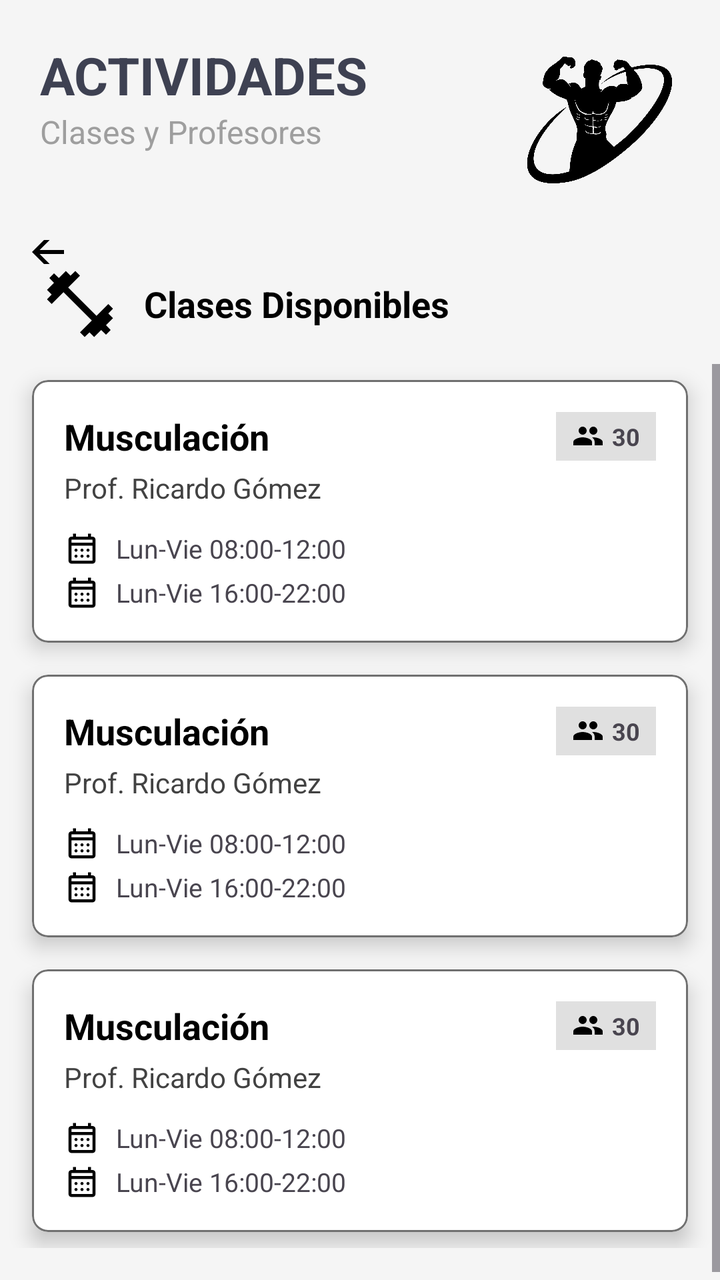
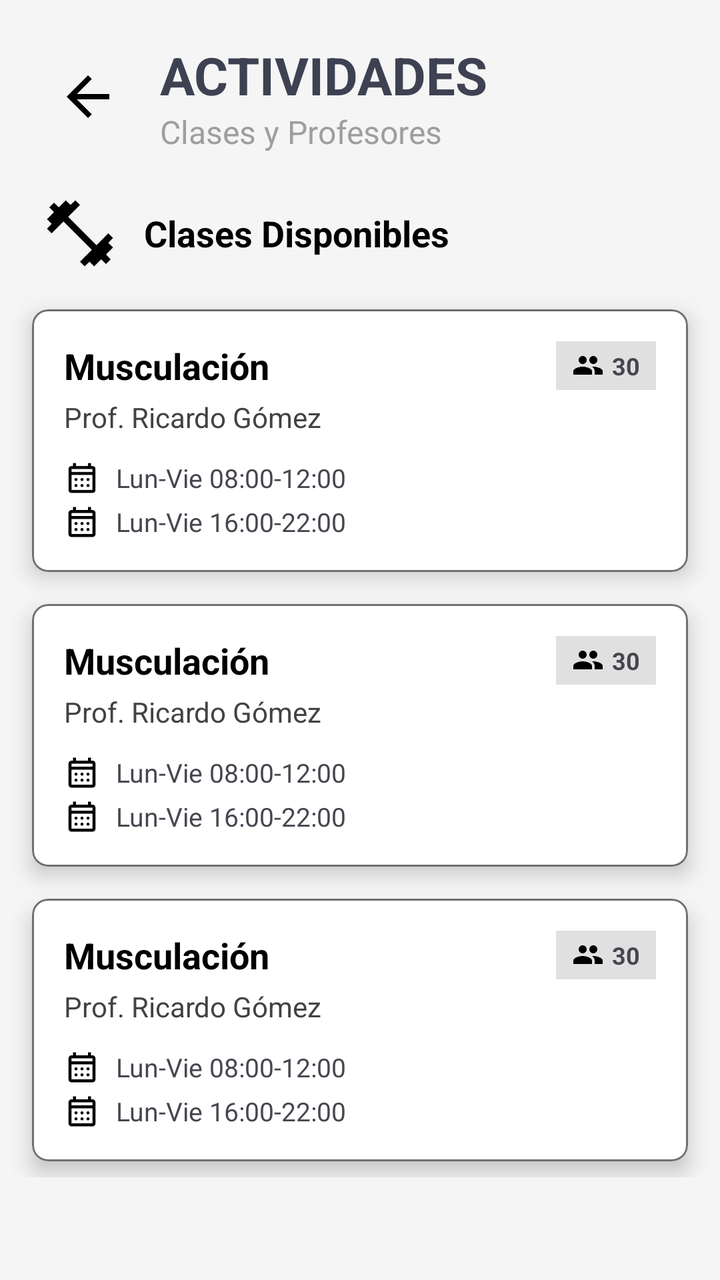

Compare the two renders of this Android layout. The source of the first and the diff that turns it into the second are given below.
<!-- AndroidManifest.xml: application theme Theme.ClubDeportivoDAM -->
<!-- res/layout/activity_actividades.xml -->
<?xml version="1.0" encoding="utf-8"?>
<LinearLayout xmlns:android="http://schemas.android.com/apk/res/android"
    android:layout_width="match_parent"
    android:layout_height="match_parent"
    android:background="#F5F5F5"
    android:orientation="vertical">

    <RelativeLayout
        android:layout_width="match_parent"
        android:layout_height="wrap_content"
        android:padding="20dp">

        <LinearLayout
            android:layout_width="wrap_content"
            android:layout_height="wrap_content"
            android:orientation="vertical">

            <TextView
                android:layout_width="wrap_content"
                android:layout_height="wrap_content"
                android:text="ACTIVIDADES"
                android:textColor="#3E4152"
                android:textSize="26sp"
                android:textStyle="bold" />



            <TextView
                android:layout_width="wrap_content"
                android:layout_height="wrap_content"
                android:text="Clases y Profesores"
                android:textColor="#9E9E9E"
                android:textSize="16sp" />
        </LinearLayout>

        <ImageView
            android:layout_width="80dp"
            android:layout_height="80dp"
            android:layout_alignParentEnd="true"
            android:src="@drawable/logo_gym" />
    </RelativeLayout>

    <ImageButton
        android:id="@+id/btnBackToPanel"
        android:layout_width="48dp"
        android:layout_height="12dp"
        android:src="@drawable/ic_arrow_back"
        android:background="?attr/selectableItemBackgroundBorderless" />

    <LinearLayout
        android:layout_width="match_parent"
        android:layout_height="wrap_content"
        android:gravity="center_vertical"
        android:paddingHorizontal="20dp"
        android:layout_marginBottom="10dp">

        <ImageView
            android:layout_width="40dp"
            android:layout_height="40dp"
            android:src="@drawable/ic_pesas" /> <TextView
        android:layout_width="wrap_content"
        android:layout_height="wrap_content"
        android:layout_marginStart="12dp"
        android:text="Clases Disponibles"
        android:textColor="#000000"
        android:textSize="18sp"
        android:textStyle="bold" />
    </LinearLayout>

    <ScrollView
        android:layout_width="match_parent"
        android:layout_height="match_parent">

        <LinearLayout
            android:layout_width="match_parent"
            android:layout_height="wrap_content"
            android:orientation="vertical"
            android:paddingBottom="20dp">

            <include layout="@layout/view_card_activity" />
            <include layout="@layout/view_card_activity" />
            <include layout="@layout/view_card_activity"  />

        </LinearLayout>
    </ScrollView>

</LinearLayout>
<!-- res/layout/view_card_activity.xml (included above) -->
<?xml version="1.0" encoding="utf-8"?>
<com.google.android.material.card.MaterialCardView
    xmlns:android="http://schemas.android.com/apk/res/android"
    xmlns:app="http://schemas.android.com/apk/res-auto"
    android:layout_width="match_parent"
    android:layout_height="wrap_content"
    android:layout_marginHorizontal="16dp"
    android:layout_marginVertical="8dp"
    app:cardBackgroundColor="@android:color/white"
    app:cardCornerRadius="8dp"
    app:cardElevation="6dp"
    app:strokeColor="#707070"
    app:strokeWidth="1dp">

    <LinearLayout
        android:layout_width="match_parent"
        android:layout_height="wrap_content"
        android:orientation="vertical"
        android:padding="16dp">

        <RelativeLayout
            android:layout_width="match_parent"
            android:layout_height="wrap_content">

            <TextView
                android:id="@+id/tvTituloActividad"
                android:layout_width="wrap_content"
                android:layout_height="wrap_content"
                android:text="Musculación"
                android:textColor="#000000"
                android:textSize="18sp"
                android:textStyle="bold" />

            <LinearLayout
                android:layout_width="wrap_content"
                android:layout_height="wrap_content"
                android:layout_alignParentEnd="true"
                android:background="#E0E0E0"
                android:gravity="center"
                android:paddingHorizontal="8dp"
                android:paddingVertical="4dp">

                <ImageView
                    android:layout_width="16dp"
                    android:layout_height="16dp"
                    android:src="@drawable/baseline_people_24" /> <TextView
                android:layout_width="wrap_content"
                android:layout_height="wrap_content"
                android:layout_marginStart="4dp"
                android:text="30"
                android:textSize="12sp"
                android:textStyle="bold" />
            </LinearLayout>
        </RelativeLayout>

        <TextView
            android:layout_width="wrap_content"
            android:layout_height="wrap_content"
            android:layout_marginTop="4dp"
            android:text="Prof. Ricardo Gómez"
            android:textColor="#424242"
            android:textSize="14sp" />

        <LinearLayout
            android:layout_width="match_parent"
            android:layout_height="wrap_content"
            android:layout_marginTop="12dp"
            android:orientation="horizontal"
            android:gravity="center_vertical">

            <ImageView
                android:layout_width="18dp"
                android:layout_height="18dp"
                android:src="@drawable/ic_calendar" />

            <TextView
                android:layout_width="wrap_content"
                android:layout_height="wrap_content"
                android:layout_marginStart="8dp"
                android:text="Lun-Vie 08:00-12:00"
                android:textSize="13sp" />
        </LinearLayout>

        <LinearLayout
            android:layout_width="match_parent"
            android:layout_height="wrap_content"
            android:layout_marginTop="4dp"
            android:orientation="horizontal"
            android:gravity="center_vertical">

            <ImageView
                android:layout_width="18dp"
                android:layout_height="18dp"
                android:src="@drawable/ic_calendar" />

            <TextView
                android:layout_width="wrap_content"
                android:layout_height="wrap_content"
                android:layout_marginStart="8dp"
                android:text="Lun-Vie 16:00-22:00"
                android:textSize="13sp" />
        </LinearLayout>

    </LinearLayout>
</com.google.android.material.card.MaterialCardView>
<!-- resources referenced by this layout -->
<resources>
  <!-- drawable baseline_people_24 (drawable) -->
  <vector xmlns:android="http://schemas.android.com/apk/res/android" android:height="24dp" android:tint="#000000" android:viewportHeight="24" android:viewportWidth="24" android:width="24dp">
        
      <path android:fillColor="@android:color/white" android:pathData="M16,11c1.66,0 2.99,-1.34 2.99,-3S17.66,5 16,5c-1.66,0 -3,1.34 -3,3s1.34,3 3,3zM8,11c1.66,0 2.99,-1.34 2.99,-3S9.66,5 8,5C6.34,5 5,6.34 5,8s1.34,3 3,3zM8,13c-2.33,0 -7,1.17 -7,3.5L1,19h14v-2.5c0,-2.33 -4.67,-3.5 -7,-3.5zM16,13c-0.29,0 -0.62,0.02 -0.97,0.05 1.16,0.84 1.97,1.97 1.97,3.45L17,19h6v-2.5c0,-2.33 -4.67,-3.5 -7,-3.5z"/>
      
  </vector>
  <!-- drawable ic_arrow_back (drawable) -->
  <vector xmlns:android="http://schemas.android.com/apk/res/android" android:autoMirrored="true" android:height="24dp" android:tint="#000000" android:viewportHeight="960" android:viewportWidth="960" android:width="24dp">
        
      <path android:fillColor="@android:color/white" android:pathData="M313,520L537,744L480,800L160,480L480,160L537,216L313,440L800,440L800,520L313,520Z"/>
      
  </vector>
  <!-- drawable ic_calendar (drawable) -->
  <vector xmlns:android="http://schemas.android.com/apk/res/android" android:height="24dp" android:tint="#000000" android:viewportHeight="960" android:viewportWidth="960" android:width="24dp">
        
      <path android:fillColor="@android:color/white" android:pathData="M200,880Q167,880 143.5,856.5Q120,833 120,800L120,240Q120,207 143.5,183.5Q167,160 200,160L240,160L240,80L320,80L320,160L640,160L640,80L720,80L720,160L760,160Q793,160 816.5,183.5Q840,207 840,240L840,800Q840,833 816.5,856.5Q793,880 760,880L200,880ZM200,800L760,800Q760,800 760,800Q760,800 760,800L760,400L200,400L200,800Q200,800 200,800Q200,800 200,800ZM200,320L760,320L760,240Q760,240 760,240Q760,240 760,240L200,240Q200,240 200,240Q200,240 200,240L200,320ZM200,320L200,240Q200,240 200,240Q200,240 200,240L200,240Q200,240 200,240Q200,240 200,240L200,320ZM480,560Q463,560 451.5,548.5Q440,537 440,520Q440,503 451.5,491.5Q463,480 480,480Q497,480 508.5,491.5Q520,503 520,520Q520,537 508.5,548.5Q497,560 480,560ZM291.5,548.5Q280,537 280,520Q280,503 291.5,491.5Q303,480 320,480Q337,480 348.5,491.5Q360,503 360,520Q360,537 348.5,548.5Q337,560 320,560Q303,560 291.5,548.5ZM640,560Q623,560 611.5,548.5Q600,537 600,520Q600,503 611.5,491.5Q623,480 640,480Q657,480 668.5,491.5Q680,503 680,520Q680,537 668.5,548.5Q657,560 640,560ZM480,720Q463,720 451.5,708.5Q440,697 440,680Q440,663 451.5,651.5Q463,640 480,640Q497,640 508.5,651.5Q520,663 520,680Q520,697 508.5,708.5Q497,720 480,720ZM291.5,708.5Q280,697 280,680Q280,663 291.5,651.5Q303,640 320,640Q337,640 348.5,651.5Q360,663 360,680Q360,697 348.5,708.5Q337,720 320,720Q303,720 291.5,708.5ZM640,720Q623,720 611.5,708.5Q600,697 600,680Q600,663 611.5,651.5Q623,640 640,640Q657,640 668.5,651.5Q680,663 680,680Q680,697 668.5,708.5Q657,720 640,720Z"/>
      
  </vector>
  <!-- drawable ic_pesas (drawable) -->
  <vector xmlns:android="http://schemas.android.com/apk/res/android" android:height="24dp" android:tint="#000000" android:viewportHeight="960" android:viewportWidth="960" android:width="24dp">
        
      <path android:fillColor="@android:color/white" android:pathData="M536,876L480,820L622,678L282,338L140,480L84,424L140,366L84,310L168,226L112,168L168,112L226,168L310,84L366,140L424,84L480,140L338,282L678,622L820,480L876,536L820,594L876,650L792,734L848,792L792,848L734,792L650,876L594,820L536,876Z"/>
      
  </vector>
  <!-- drawable logo_gym: png bitmap (drawable, 66288 bytes) -->
  <style name="Theme.ClubDeportivoDAM" parent="Base.Theme.ClubDeportivoDAM" />
  <style name="Base.Theme.ClubDeportivoDAM" parent="Theme.Material3.DayNight.NoActionBar">
          
          
      </style>
</resources>

<!-- the commit's change to res/layout/activity_actividades.xml (unified diff, before → after) -->
@@ -10,9 +10,24 @@
         android:layout_height="wrap_content"
         android:padding="20dp">
 
+        <ImageButton
+            android:id="@+id/btnBackToPanel"
+            android:layout_width="48dp"
+            android:layout_height="48dp"
+            android:layout_alignParentStart="true"
+            android:layout_centerVertical="true"
+            android:background="?attr/selectableItemBackgroundBorderless"
+            android:contentDescription="Volver"
+            android:padding="8dp"
+            android:scaleType="fitCenter"
+            android:src="@drawable/ic_arrow_back" />
+
         <LinearLayout
             android:layout_width="wrap_content"
             android:layout_height="wrap_content"
+            android:layout_toEndOf="@id/btnBackToPanel"
+            android:layout_centerVertical="true"
+            android:layout_marginStart="12dp"
             android:orientation="vertical">
 
             <TextView
@@ -23,8 +38,6 @@
                 android:textSize="26sp"
                 android:textStyle="bold" />
 
-
-
             <TextView
                 android:layout_width="wrap_content"
                 android:layout_height="wrap_content"
@@ -33,19 +46,9 @@
                 android:textSize="16sp" />
         </LinearLayout>
 
-        <ImageView
-            android:layout_width="80dp"
-            android:layout_height="80dp"
-            android:layout_alignParentEnd="true"
-            android:src="@drawable/logo_gym" />
     </RelativeLayout>
 
-    <ImageButton
-        android:id="@+id/btnBackToPanel"
-        android:layout_width="48dp"
-        android:layout_height="12dp"
-        android:src="@drawable/ic_arrow_back"
-        android:background="?attr/selectableItemBackgroundBorderless" />
+
 
     <LinearLayout
         android:layout_width="match_parent"
<!-- resource entries referenced after the edit -->
@@ -24,7 +24,6 @@
       <path android:fillColor="@android:color/white" android:pathData="M536,876L480,820L622,678L282,338L140,480L84,424L140,366L84,310L168,226L112,168L168,112L226,168L310,84L366,140L424,84L480,140L338,282L678,622L820,480L876,536L820,594L876,650L792,734L848,792L792,848L734,792L650,876L594,820L536,876Z"/>
       
   </vector>
-  <!-- drawable logo_gym: png bitmap (drawable, 66288 bytes) -->
   <style name="Theme.ClubDeportivoDAM" parent="Base.Theme.ClubDeportivoDAM" />
   <style name="Base.Theme.ClubDeportivoDAM" parent="Theme.Material3.DayNight.NoActionBar">
           
